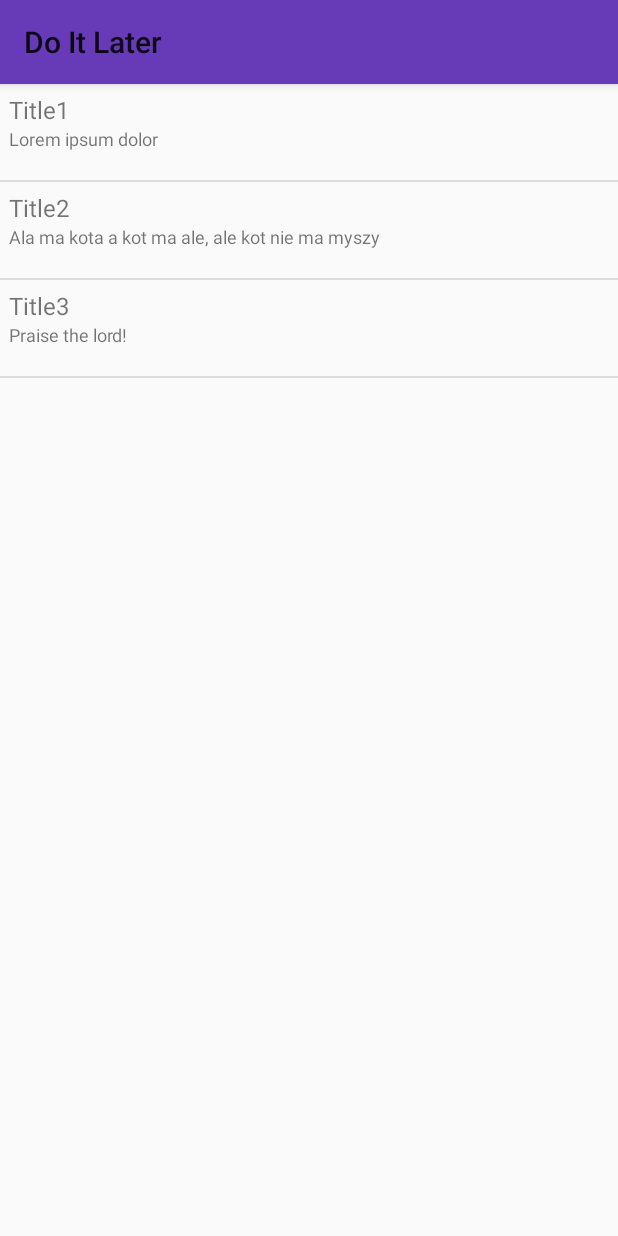
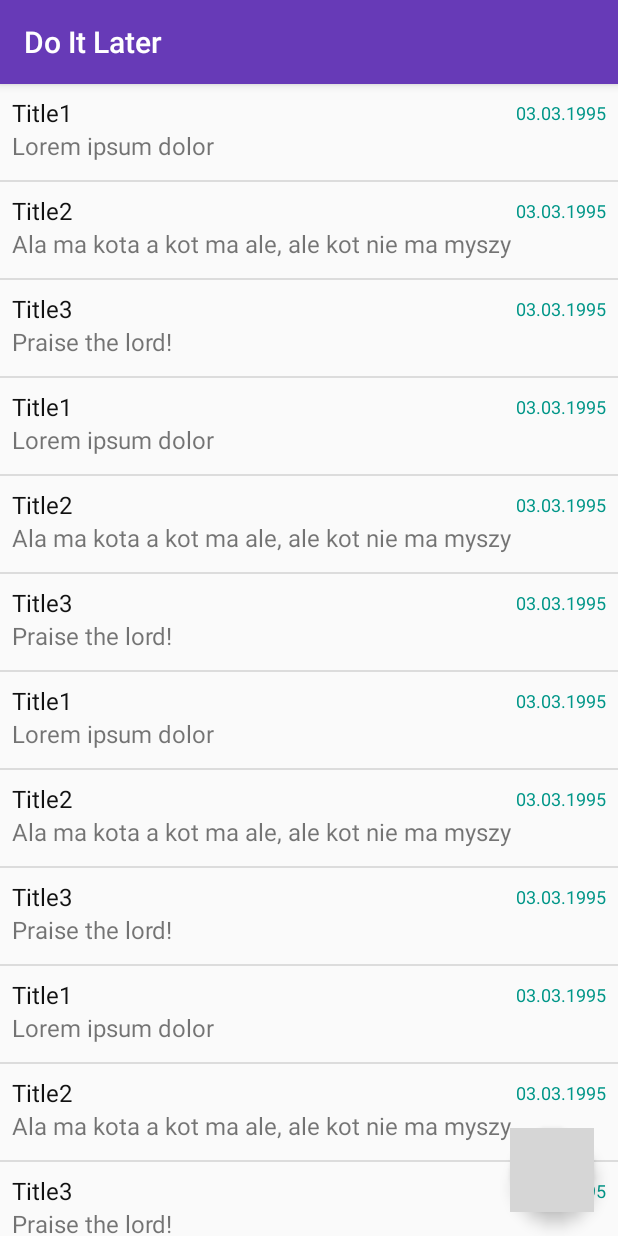
Before and after one commit to AfroMetal/android-DoItLater, an Android app: the screen it shows after launch (MainActivity), on a phone screen of 412 x 824 dp. Run offline under Robolectric (Android 15) with nearby library versions, the phone set to English and light mode, and no system bars; grey boxes are pictures that could not be loaded.

Commit message:
complete UI

```diff
--- a/app/build.gradle
+++ b/app/build.gradle
@@ -25,5 +25,6 @@ dependencies {
         exclude group: 'com.android.support', module: 'support-annotations'
     })
     compile 'com.android.support:appcompat-v7:25.3.1'
+    compile 'com.android.support:design:25.3.1'
     testCompile 'junit:junit:4.12'
 }
--- a/app/src/main/java/com/afrometal/radoslaw/doitlater/ToDoListFragment.java
+++ b/app/src/main/java/com/afrometal/radoslaw/doitlater/ToDoListFragment.java
@@ -1,21 +1,21 @@
 package com.afrometal.radoslaw.doitlater;
 
 import android.app.Activity;
-import android.content.Context;
-import android.content.SharedPreferences;
 import android.os.Bundle;
 import android.support.v4.app.ListFragment;
-import android.util.Log;
+import android.support.v7.widget.RecyclerView;
+import android.view.LayoutInflater;
 import android.view.View;
+import android.view.ViewGroup;
 import android.widget.AdapterView;
 import android.widget.AdapterView.OnItemClickListener;
 import android.widget.ListView;
-import android.widget.TextView;
 
 
 public class ToDoListFragment extends ListFragment implements OnItemClickListener {
     // The list adapter for the list we are displaying
     MyArrayAdapter mListAdapter;
+    ListView mListView;
 
     // The listener we are to notify when a headline is selected
     OnToDoItemSelectedListener mToDoItemSelectedListener = null;
@@ -41,14 +41,26 @@ public class ToDoListFragment extends ListFragment implements OnItemClickListene
     }
 
     @Override
+    public View onCreateView(LayoutInflater inflater, ViewGroup container, Bundle savedInstanceState) {
+        View mView = inflater.inflate(R.layout.list_view, container, false);
+        mListView = (ListView) mView.findViewById(android.R.id.list);
+
+        mListView.setAdapter(mListAdapter);
+        return mView;
+    }
+
+    @Override
     public void onCreate(Bundle savedInstanceState) {
         super.onCreate(savedInstanceState);
 
         // Create an array adapter for the list view, using the Ipsum headlines array
         Activity act = getActivity();
         //TODO: get titles from database, with first liners
-        String[] titles = {"Title1", "Title2", "Title3"};
-        String[] shorts = {"Lorem ipsum dolor", "Ala ma kota a kot ma ale, ale kot nie ma myszy", "Praise the lord!"};
+        String[] titles = {"Title1", "Title2", "Title3", "Title1", "Title2", "Title3", "Title1", "Title2", "Title3", "Title1", "Title2", "Title3"};
+        String[] shorts = {"Lorem ipsum dolor", "Ala ma kota a kot ma ale, ale kot nie ma myszy", "Praise the lord!",
+                "Lorem ipsum dolor", "Ala ma kota a kot ma ale, ale kot nie ma myszy", "Praise the lord!",
+                "Lorem ipsum dolor", "Ala ma kota a kot ma ale, ale kot nie ma myszy", "Praise the lord!",
+                "Lorem ipsum dolor", "Ala ma kota a kot ma ale, ale kot nie ma myszy", "Praise the lord!"};
 
         mListAdapter = new MyArrayAdapter(act, titles, shorts);
     }
--- a/app/src/main/res/layout/list_item.xml
+++ b/app/src/main/res/layout/list_item.xml
@@ -2,29 +2,45 @@
     android:id="@+id/list_single_item"
     android:layout_width="fill_parent"
     android:layout_height="?android:attr/listPreferredItemHeight"
-    android:padding="6dip" >
+    android:padding="8dp" >
+
+    <TextView
+        android:id="@+id/secondLine"
+        android:layout_width="fill_parent"
+        android:layout_height="26dp"
+        android:layout_alignParentBottom="true"
+        android:layout_alignParentRight="true"
+        android:layout_alignParentLeft="true"
+        android:ellipsize="marquee"
+        android:maxLines="1"
+        android:text="Description"
+        android:textSize="16sp" />
 
     <TextView
         android:id="@+id/firstLine"
-        android:layout_width="fill_parent"
+        android:layout_width="wrap_content"
         android:layout_height="wrap_content"
+        android:layout_above="@id/secondLine"
+        android:layout_alignParentTop="true"
         android:layout_alignParentLeft="true"
-        android:layout_alignParentTop="true"
         android:layout_alignWithParentIfMissing="true"
-        android:ellipsize="marquee"
-        android:maxLines="1"
-        android:gravity="center_vertical"
+        android:gravity="center_vertical|left"
         android:text="Example application"
+        android:textColor="@color/colorBlack"
         android:textSize="16sp" />
 
     <TextView
-        android:id="@+id/secondLine"
+        android:id="@+id/date"
         android:layout_width="wrap_content"
-        android:layout_height="26dp"
-        android:layout_alignParentBottom="true"
-        android:layout_below="@+id/firstLine"
-        android:ellipsize="marquee"
-        android:maxLines="1"
+        android:layout_height="wrap_content"
+        android:layout_above="@id/secondLine"
+        android:layout_toRightOf="@+id/firstLine"
+        android:layout_alignParentRight="true"
+        android:layout_alignParentTop="true"
+        android:layout_alignWithParentIfMissing="true"
+        android:gravity="center_vertical|right"
+        android:text="03.03.1995"
+        android:textColor="@color/colorAccent"
         android:textSize="12sp" />
 
 </RelativeLayout>
--- /dev/null
+++ b/app/src/main/res/layout/list_view.xml
@@ -0,0 +1,26 @@
+<?xml version="1.0" encoding="utf-8"?>
+<android.support.design.widget.CoordinatorLayout
+    android:id="@+id/main_content"
+    xmlns:android="http://schemas.android.com/apk/res/android"
+    xmlns:app="http://schemas.android.com/apk/res-auto"
+    android:layout_width="match_parent"
+    android:layout_height="match_parent">
+
+    <ListView
+        android:id="@android:id/list"
+        android:layout_width="match_parent"
+        android:layout_height="match_parent" />
+
+    <android.support.design.widget.FloatingActionButton
+        android:id="@+id/add_fab"
+        android:layout_width="wrap_content"
+        android:layout_height="wrap_content"
+        android:layout_gravity="bottom|right"
+        android:layout_margin="16dp"
+        app:fabSize="normal"
+        app:rippleColor="@color/colorAccent"
+        android:src="@drawable/ic_playlist_add_black_24dp"
+        app:layout_anchor="@android:id/list"
+        app:layout_anchorGravity="bottom|right|end" />
+
+</android.support.design.widget.CoordinatorLayout>
--- a/app/src/main/res/layout/one_pane.xml
+++ b/app/src/main/res/layout/one_pane.xml
@@ -9,6 +9,6 @@
         android:id="@+id/list_fragment"
         android:layout_width="match_parent"
         android:layout_height="match_parent"
-        tools:layout="@layout/simple_list_item_activated_1" />
+        tools:layout="@layout/list_view" />
 
 </LinearLayout>
--- a/app/src/main/res/layout/two_pane.xml
+++ b/app/src/main/res/layout/two_pane.xml
@@ -12,7 +12,7 @@
         android:layout_width="0dp"
         app:elevation="6dp"
         android:layout_height="match_parent"
-        tools:layout="@layout/simple_list_item_activated_1" />
+        tools:layout="@layout/list_view" />
 
     <fragment android:name="com.afrometal.radoslaw.doitlater.DetailsFragment"
         android:id="@+id/details_fragment"
--- a/app/src/main/res/values/colors.xml
+++ b/app/src/main/res/values/colors.xml
@@ -5,4 +5,5 @@
     <color name="colorAccent">#009688</color>
     <color name="whiteTitle">#eeeeee</color>
     <color name="transparent">#55000000</color>
+    <color name="colorBlack">#111111</color>
 </resources>
--- a/app/src/main/res/values/strings.xml
+++ b/app/src/main/res/values/strings.xml
@@ -1,4 +1,5 @@
 <resources>
     <string name="app_name">Do It Later</string>
     <string name="ratingData">ratingForBike</string>
+    <string name="save">Save</string>
 </resources>
--- a/app/src/main/res/values/styles.xml
+++ b/app/src/main/res/values/styles.xml
@@ -1,5 +1,5 @@
 <resources>
-    <style name="MainStyle" parent="Theme.AppCompat.Light">
+    <style name="MainStyle" parent="Theme.AppCompat.Light.DarkActionBar">
         <item name="colorPrimary">@color/colorPrimary</item>
         <item name="colorPrimaryDark">@color/colorPrimaryDark</item>
         <item name="colorAccent">@color/colorAccent</item>
```
Also changed, not shown: app/src/main/res/layout/details_view.xml (+24 -5 lines), app/src/main/res/drawable/a_shifter_bikes_ttv_lemond_with_c_record.jpg (deleted), app/src/main/res/drawable/aarons_rosko_cross.jpg (deleted), app/src/main/res/drawable/bottecchia_road_with_campagnolo.jpg (deleted), app/src/main/res/drawable/colins_stinner_frameworks_cross_bike.jpg (deleted), app/src/main/res/drawable/doug_zell_founders_founder.jpg (deleted).
